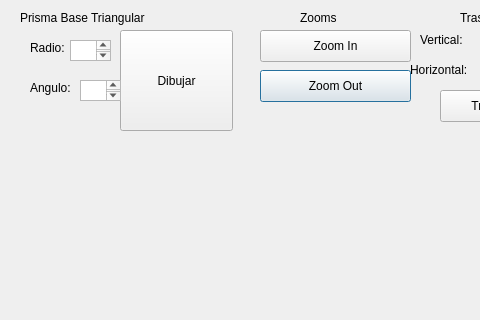
This is GraficosQT/QTGraphics/prismabasetrian.ui in axgtz/Analisis-y-Diseno-de-Algoritmos as Qt 5 draws it before an edit; both pictures show x 0 to 480 and y 0 to 320 of the 834 by 566 pixel window. The edited form follows.
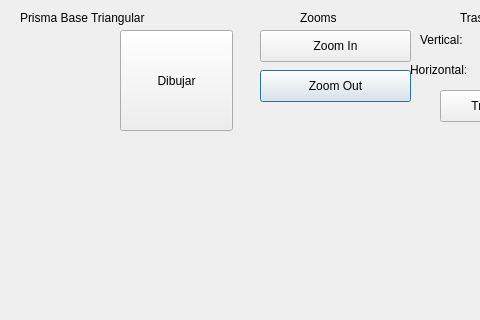
This is the edited form.

Commit message: Removed extra UI

What changed in the file:
```diff
--- a/GraficosQT/QTGraphics/prismabasetrian.ui
+++ b/GraficosQT/QTGraphics/prismabasetrian.ui
@@ -39,19 +39,6 @@
     <string>Zoom Out</string>
    </property>
   </widget>
-  <widget class="QLabel" name="label_2">
-   <property name="geometry">
-    <rect>
-     <x>30</x>
-     <y>80</y>
-     <width>51</width>
-     <height>16</height>
-    </rect>
-   </property>
-   <property name="text">
-    <string>Angulo:</string>
-   </property>
-  </widget>
   <widget class="QPushButton" name="pushButton">
    <property name="enabled">
     <bool>true</bool>
@@ -169,29 +156,6 @@
     <string>Rotacion</string>
    </property>
   </widget>
-  <widget class="QLabel" name="label_3">
-   <property name="geometry">
-    <rect>
-     <x>30</x>
-     <y>40</y>
-     <width>41</width>
-     <height>16</height>
-    </rect>
-   </property>
-   <property name="text">
-    <string>Radio:</string>
-   </property>
-  </widget>
-  <widget class="QTextEdit" name="boxAngulo">
-   <property name="geometry">
-    <rect>
-     <x>80</x>
-     <y>80</y>
-     <width>41</width>
-     <height>21</height>
-    </rect>
-   </property>
-  </widget>
   <widget class="QLabel" name="label_6">
    <property name="geometry">
     <rect>
@@ -254,16 +218,6 @@
     </rect>
    </property>
   </widget>
-  <widget class="QTextEdit" name="boxRadio">
-   <property name="geometry">
-    <rect>
-     <x>70</x>
-     <y>40</y>
-     <width>41</width>
-     <height>21</height>
-    </rect>
-   </property>
-  </widget>
   <widget class="QTextEdit" name="boxYinicio">
    <property name="geometry">
     <rect>
```
The commit also changes 1 other file.
